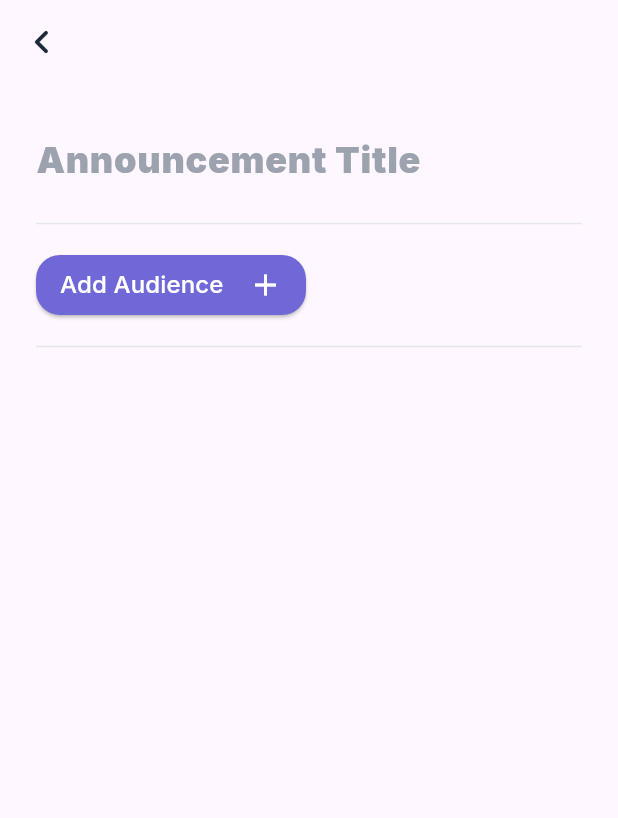
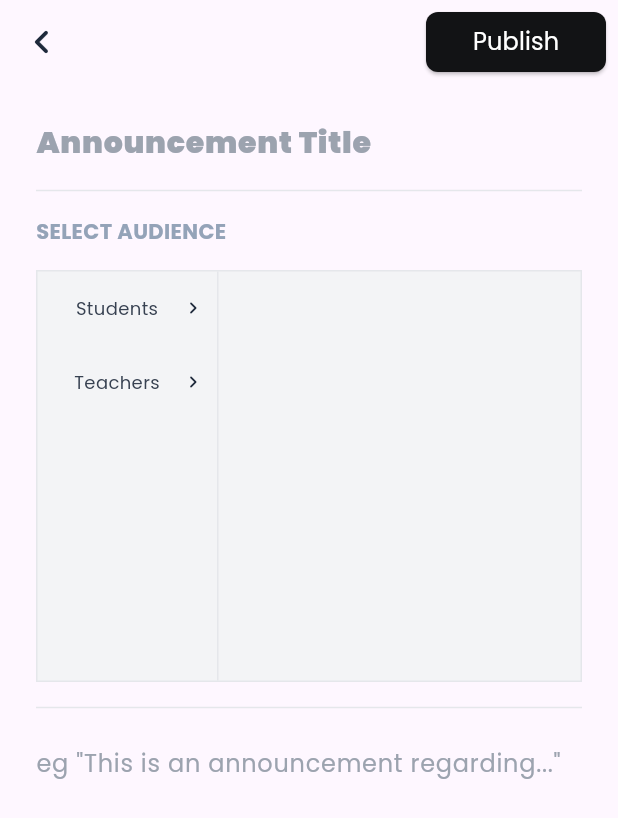
Before and after one commit to Aadv1k/Project_CampusPilot, a Flutter app: the screen it shows after launch, on a phone screen of 412 x 824 dp. Shown: the top 818 px of the screen. Run offline on Flutter 3.47's test engine with Material 3 defaults, Android fonts, the phone set to English and light mode, and no system bars; our stand-ins replace flutter_otp_text_field, flutter_secure_storage, google_fonts, jwt_decoder, mask_text_input_formatter.

Commit message:
Implement some of the announcement screen

```diff
--- a/app/lib/components/multilevel_selection_menu.dart
+++ b/app/lib/components/multilevel_selection_menu.dart
@@ -15,6 +15,54 @@ class MenuStructure {
   List<MenuStructure> children;
 }
 
+/*
+class MenuElement {
+  const MenuElement({
+    required this.id,
+    required this.label,
+  });
+
+  final String id;
+  final String label;
+
+  List<MenuElement> getChildrenOfElement(List<MenuElement> elements) {
+    return elements.where((elem) => elem.id.startsWith(this.id));
+  }
+
+}
+
+class MenuStructure {
+  MenuStructure({
+    required this.id,
+    required this.label,
+    this.children = const [],
+  });
+
+  String id;
+  String label ;
+  List<MenuStructure> children;
+}
+
+
+List<MenuElement> buildMenuElementTreeFromStructure(MenuStructure structure, String topLevelId) {`
+  List<MenuElement> builtElements = [];
+
+  final newId = "${topLevelId}.${structure.id}";
+
+  builElements.add(MenuElement(
+    id: newId,
+    label: structure.label
+  ))
+
+  for (var child in structure.children) {
+    builtElements.add(...buildMenuElementTreeFromStructure(child, newId));
+  }
+
+  return builtElements[];
+}
+*/
+
+/* TODO: rewrite to have a flat structure instead of a "nested" structure to simplify and make things better */
 class MenuElement {
   const MenuElement({
     required this.key,
@@ -51,6 +99,8 @@ class MultiLevelSelectionMenu extends StatefulWidget {
     this.menuColumnDecoration,
     this.menuBoxDecoration,
 
+    this.initiallyActiveKeys,
+
     this.height,
     this.width,
   });
@@ -66,6 +116,8 @@ class MultiLevelSelectionMenu extends StatefulWidget {
       bool noArrow,
       bool hasActiveChildren
     ) menuItemWidgetBuilder;
+
+  final List<String>? initiallyActiveKeys;
 
   final int hierarchyLevel;
   final double? height;
@@ -159,7 +211,9 @@ class _MultiLevelSelectionMenuState extends State<MultiLevelSelectionMenu> {
   Widget _buildMenuElementWidget(MenuElement element) {
     var children = getChildrenOfMenuElement(element);
     var hasChildren = children.isNotEmpty;
-    var isActive = activeMenuChildren.contains(element);
+
+    bool isActive = (widget.initiallyActiveKeys != null && widget.initiallyActiveKeys!.contains(element.key))
+        || activeMenuChildren.contains(element);
 
     onTapAction() {
       // If it has children, then it is a "level/sub-level" in this case
@@ -220,7 +274,7 @@ class _MultiLevelSelectionMenuState extends State<MultiLevelSelectionMenu> {
     }
 
       return widget.menuItemWidgetBuilder(
-        element.key,
+        element.value,
         onTapAction,
         onLongPressAction,
         isActive,
--- a/app/lib/components/scope_selector.dart
+++ b/app/lib/components/scope_selector.dart
@@ -28,97 +28,73 @@ enum TeacherDepartment {
   other,
 }
 
+
+/*
+
+students
+  -> standard
+  -> standard_division
+teachers
+  -> departments
+    -> Math
+    -> Science
+    -> PE
+*/
+
 final baseStructure = [
   MenuStructure(
-    value: "students",
+    value: "Students",
     key: "students",
     children: [
-      MenuStructure(value: StudentGrade.grade6.toString(), key: "students.6th_grade", children: [
-        MenuStructure(value: "6A", key: "students.6th_grade.6a", children: []),
-        MenuStructure(value: "6B", key: "students.6th_grade.6b", children: []),
-        MenuStructure(value: "6C", key: "students.6th_grade.6c", children: []),
-        MenuStructure(value: "6D", key: "students.6th_grade.6d", children: []),
-      ]),
-      MenuStructure(value: StudentGrade.grade7.toString(), key: "students.7th_grade", children: [
-        MenuStructure(value: "7A", key: "students.7th_grade.7a", children: []),
-        MenuStructure(value: "7B", key: "students.7th_grade.7b", children: []),
-        MenuStructure(value: "7C", key: "students.7th_grade.7c", children: []),
-        MenuStructure(value: "7D", key: "students.7th_grade.7d", children: []),
-      ]),
-      MenuStructure(value: StudentGrade.grade8.toString(), key: "students.8th_grade", children: [
-        MenuStructure(value: "8A", key: "students.8th_grade.8a", children: []),
-        MenuStructure(value: "8B", key: "students.8th_grade.8b", children: []),
-        MenuStructure(value: "8C", key: "students.8th_grade.8c", children: []),
-        MenuStructure(value: "8D", key: "students.8th_grade.8d", children: []),
-      ]),
-      MenuStructure(value: StudentGrade.grade9.toString(), key: "students.9th_grade", children: [
-        MenuStructure(value: "9A", key: "students.9th_grade.9a", children: []),
-        MenuStructure(value: "9B", key: "students.9th_grade.9b", children: []),
-        MenuStructure(value: "9C", key: "students.9th_grade.9c", children: []),
-        MenuStructure(value: "9D", key: "students.9th_grade.9d", children: []),
-      ]),
-      MenuStructure(value: StudentGrade.grade10.toString(), key: "students.10th_grade", children: [
-        MenuStructure(value: "10A", key: "students.10th_grade.10a", children: []),
-        MenuStructure(value: "10B", key: "students.10th_grade.10b", children: []),
-        MenuStructure(value: "10C", key: "students.10th_grade.10c", children: []),
-        MenuStructure(value: "10D", key: "students.10th_grade.10d", children: []),
-      ]),
-      MenuStructure(value: StudentGrade.grade11.toString(), key: "students.11th_grade", children: [
-        MenuStructure(value: "11A", key: "students.11th_grade.11a", children: []),
-        MenuStructure(value: "11B", key: "students.11th_grade.11b", children: []),
-        MenuStructure(value: "11C", key: "students.11th_grade.11c", children: []),
-        MenuStructure(value: "11D", key: "students.11th_grade.11d", children: []),
-      ]),
-      MenuStructure(value: StudentGrade.grade12.toString(), key: "students.12th_grade", children: [
-        MenuStructure(value: "12A", key: "students.12th_grade.12a", children: []),
-        MenuStructure(value: "12B", key: "students.12th_grade.12b", children: []),
-        MenuStructure(value: "12C", key: "students.12th_grade.12c", children: []),
-        MenuStructure(value: "12D", key: "students.12th_grade.12d", children: []),
+      MenuStructure(value: "6th", key: "students.standard.6", children: [
+        MenuStructure(value: "6A", key: "students.standard_division.6a", children: []),
+        MenuStructure(value: "6B", key: "students.standard_division.6b", children: []),
+        MenuStructure(value: "6C", key: "students.standard_division.6c", children: []),
+        MenuStructure(value: "6D", key: "students.standard_division.6d", children: []),
       ]),
     ],
   ),
   MenuStructure(
-    value: "teachers",
+    value: "Teachers",
     key: "teachers",
     children: [
-      MenuStructure(value: TeacherDepartment.maths.toString(), key: "teachers.maths_dept", children: []),
-      MenuStructure(value: TeacherDepartment.science.toString(), key: "teachers.science_dept", children: []),
-      MenuStructure(value: TeacherDepartment.infotech.toString(), key: "teachers.infotech_dept", children: []),
-      MenuStructure(value: TeacherDepartment.languages.toString(), key: "teachers.languages_dept", children: []),
-      MenuStructure(value: TeacherDepartment.history.toString(), key: "teachers.history_dept", children: []),
-      MenuStructure(value: TeacherDepartment.arts.toString(), key: "teachers.arts_dept", children: []),
-      MenuStructure(value: TeacherDepartment.physicalEducation.toString(), key: "teachers.physical_education_dept", children: []),
-      MenuStructure(value: TeacherDepartment.music.toString(), key: "teachers.music_dept", children: []),
-      MenuStructure(value: TeacherDepartment.geography.toString(), key: "teachers.geography_dept", children: []),
-      MenuStructure(value: TeacherDepartment.economics.toString(), key: "teachers.economics_dept", children: []),
-      MenuStructure(value: TeacherDepartment.other.toString(), key: "teachers.other_dept", children: []),
+      MenuStructure(value: "Departments", key: "teachers.department", children: [
+        MenuStructure(key: "teachers.department.maths", value: "Maths", children: []),
+        MenuStructure(key: "teachers.department.science", value: "Science", children: []),
+        MenuStructure(key: "teachers.department.infotech", value: "Infotech", children: []),
+        MenuStructure(key: "teachers.department.languages", value: "Languages", children: []),
+        MenuStructure(key: "teachers.department.history", value: "History", children: []),
+        MenuStructure(key: "teachers.department.arts", value: "Arts", children: []),
+        MenuStructure(key: "teachers.department.physical", value: "Physical", children: []),
+        MenuStructure(key: "teachers.department.music", value: "Music", children: []),
+        MenuStructure(key: "teachers.department.geography", value: "Geography", children: []),
+        MenuStructure(key: "teachers.department.economics", value: "Economics", children: []),
+        MenuStructure(key: "teachers.department.other", value: "Other", children: []),
+      ]),
     ],
   ),
 ];
 
-
-
-/* TODO: this function needs a lot of work */
 List<AnnouncementScope> serializeMenuElementsToScopeData(List<MenuElement> activeElements) {
   List<AnnouncementScope> announcementScopes = [];
 
+  List<String> addedParentId = [];
+
   for (var element in activeElements) {
     List<String> bits = element.key.split(".");
-    String scopeContext = bits[0];
-    String filterType = scopeContext == "students" ? "standard_division" : "department";
-    String filterContent = element.value;
 
-    announcementScopes.add(
-      AnnouncementScope(
-        scopeContext: scopeContext,
-        filterType: filterType,
-        filterContent: filterContent,
-      ),
-    );
+    if (addedParentId.contains(bits[0])) {
+      continue;
+    }
+
+    if (bits.length == 1) {
+      addedParentId.add(bits[0]);
+      announcementScopes.add(AnnouncementScope(scopeContext: bits[0]));
+    } else if (bits.length == 3) {
+      addedParentId.add(bits[1]);
+      announcementScopes.add(AnnouncementScope(scopeContext: bits[0], filterType:  bits[1], filterContent:  bits[2]));
+    }
   }
-
-
-
   return announcementScopes;
 }
 
@@ -126,19 +102,33 @@ List<AnnouncementScope> serializeMenuElementsToScopeData(List<MenuElement> activ
 class ScopeSelectorMenu extends StatelessWidget {
   final Function(List<AnnouncementScope>) onChange;
 
-  const ScopeSelectorMenu({required this.onChange, Key? key}) : super(key: key);
+  final List<AnnouncementScope>? defaultActive;
+
+  const ScopeSelectorMenu({this.defaultActive, required this.onChange, super.key});
 
   @override
   Widget build(BuildContext context) {
     return MultiLevelSelectionMenu(
       structure: baseStructure,
-      height: double.infinity,
+      initiallyActiveKeys: defaultActive != null
+        ? defaultActive!.map((elem) {
+            final parts = [
+              elem.scopeContext,
+              if (elem.filterType != null && elem.filterType!.isNotEmpty) elem.filterType,
+              if (elem.filterContent != null && elem.filterContent!.isNotEmpty) elem.filterContent,
+            ];
+            return parts.where((part) => part != null && part.isNotEmpty).join('.');
+          }).toList()
+        : [],
+
+
+      height: MediaQuery.sizeOf(context).height / 3,
       menuBoxDecoration: BoxDecoration(
-        color: Palette.gray50,
-        border: Border.all(color: Palette.gray100, width: 2),
+        color: Palette.gray100,
+        border: Border.all(color: Palette.gray200, width: 1),
       ),
       menuColumnDecoration: const BoxDecoration(
-        border: Border(right: BorderSide(color: Palette.gray100, width: 2)),
+        border: Border(right: BorderSide(color: Palette.gray200, width: 1)),
       ),
       onChange: (elements) {
         List<AnnouncementScope> scopes = serializeMenuElementsToScopeData(elements);
@@ -197,10 +187,10 @@ class ScopeSelectorItem extends StatelessWidget {
           ),
         ),
         padding: const EdgeInsets.only(
-          left: Spacing.sm,
-          right: Spacing.sm,
-          top: Spacing.lg,
-          bottom: Spacing.lg,
+          left: Spacing.xs,
+          right: Spacing.xs,
+          top: Spacing.md,
+          bottom: Spacing.md,
         ),
         child: Row(
           mainAxisAlignment: MainAxisAlignment.spaceBetween,
@@ -211,23 +201,13 @@ class ScopeSelectorItem extends StatelessWidget {
                 crossAxisAlignment: CrossAxisAlignment.center,
                 mainAxisAlignment: MainAxisAlignment.center,
                 children: [
-                  if (hasActiveChildren)
-                    Container(
-                      width: _dotSize,
-                      height: _dotSize,
-                      decoration: BoxDecoration(
-                        color: Colors.lightBlue.shade400,
-                        shape: BoxShape.circle,
-                      ),
-                      margin: const EdgeInsets.only(left: Spacing.xs),
-                    ),
                   const SizedBox(width: Spacing.xs),
                   Expanded(
                     child: Text(
                       text,
                       textAlign: TextAlign.center,
                       style: const TextStyle(
-                        fontSize: FontSize.sm,
+                        fontSize: FontSize.xs,
                         color: Palette.gray700,
                       ),
                     ),
@@ -236,11 +216,14 @@ class ScopeSelectorItem extends StatelessWidget {
               ),
             ),
             if (!noArrow)
-              const Icon(
-                Icons.chevron_right_rounded,
-                color: Palette.body,
-                size: Widths.xs,
-                grade: 1,
+              Container(
+                margin: const EdgeInsets.only(right: Spacing.xs),
+                child: const Icon(
+                  Icons.chevron_right_rounded,
+                  color: Palette.body,
+                  size: Widths.xs,
+                  grade: 1,
+                ),
               ),
           ],
         ),
--- a/app/lib/main.dart
+++ b/app/lib/main.dart
@@ -1,9 +1,12 @@
-import 'package:app/services/token_service.dart';
-import 'package:app/utils/colors.dart';
+import 'package:app/common/phone_number.dart';
+import 'package:app/models/announcement.dart';
+import 'package:app/models/user_model.dart';
 import 'package:app/views/announcement_create_view.dart';
 import 'package:app/views/announcement_list_view.dart';
+import 'package:app/views/announcement_readonly_view.dart';
+import 'package:app/views/otp_verify_view.dart';
+import 'package:flutter/material.dart';
 import 'package:app/views/login_view.dart';
-import 'package:flutter/material.dart';
 import 'package:google_fonts/google_fonts.dart';
 
 void main() {
@@ -13,34 +16,14 @@ void main() {
 class MyApp extends StatelessWidget {
   const MyApp({super.key});
 
-  Future<bool> _shouldShowLogin() async {
-    final String? token = await TokenService.getAccessToken();
-    if (token == null) return true;
-
-    return TokenService.tokenExpired(token) == false;
-  }
-
   @override
   Widget build(BuildContext context) {
-    return FutureBuilder(future: _shouldShowLogin(), builder: (context, snapshot) {
-      if (snapshot.connectionState == ConnectionState.done) {
-        return MaterialApp(
-          title: "Project CampusPilot",
-          theme: ThemeData(brightness: Brightness.light,
-          buttonTheme: ButtonThemeData(
-            splashColor: Palette.slate950,
-            highlightColor: Palette.slate950.withOpacity(0.8)
-          ),
-          )
-              .copyWith(textTheme: GoogleFonts.interTextTheme()),
-          home: const AnnouncementCreateView(),
-          debugShowCheckedModeBanner: true,
-        );
-      }
-
-      return const MaterialApp(home: Scaffold(body: CircularProgressIndicator()));
-
-    });
-
+    return MaterialApp(
+      title: "Project CampusPilot",
+      theme: ThemeData(brightness: Brightness.light)
+          .copyWith(textTheme: GoogleFonts.poppinsTextTheme()),
+      home: const AnnouncementCreateView(),
+      debugShowCheckedModeBanner: true,
+    );
   }
 }
--- a/app/lib/models/announcement.dart
+++ b/app/lib/models/announcement.dart
@@ -12,13 +12,13 @@ class Announcement {
 
 class AnnouncementScope {
   final String scopeContext;
-  final String filterType;
-  final String filterContent;
+  final String? filterType;
+  final String? filterContent;
 
   AnnouncementScope({
     required this.scopeContext,
-    required this.filterType,
-    required this.filterContent,
+    this.filterType,
+    this.filterContent,
   });
 
   factory AnnouncementScope.fromJson(Map<String, dynamic> json) {
--- a/app/lib/views/announcement_create_view.dart
+++ b/app/lib/views/announcement_create_view.dart
@@ -110,6 +110,12 @@ class _AnnouncementCreateViewState extends State<AnnouncementCreateView> {
             Navigator.pop(context);
           },
         ),
+        actions: [
+          Padding(
+            padding: const EdgeInsets.only(right: Spacing.sm),
+            child: PrimaryButton(height: 40, width: 120, text: "Publish", onPressed: () { print("done"); },),
+          )
+        ],
       ),
       body: Column(
         mainAxisAlignment: MainAxisAlignment.start,
@@ -124,14 +130,31 @@ class _AnnouncementCreateViewState extends State<AnnouncementCreateView> {
                   maxLines: null,
                   controller: _titleController,
                   decoration: const InputDecoration(
+                    isDense: true,
+                    contentPadding: EdgeInsets.zero,
                     border: InputBorder.none,
-                    hintStyle: TextStyle(fontSize: FontSize.xl, color: Palette.gray400, fontWeight: FontWeight.w900),
+                    hintStyle: TextStyle(fontSize: FontSize.lg, color: Palette.gray400, fontWeight: FontWeight.w900),
                     hintText: "Announcement Title"
                   ),
-                  style: const TextStyle(fontSize: FontSize.xl, color: Palette.heading, fontWeight: FontWeight.w900)
+                  style: const TextStyle(fontSize: FontSize.lg, color: Palette.heading, fontWeight: FontWeight.w900)
                 ),
                 const SizedBox(height: Spacing.md),
                 const Divider(height: 2.0, color: Palette.gray200),
+                const SizedBox(height: Spacing.md),
+                const Text("SELECT AUDIENCE",
+                    style: TextStyle(
+                        color: Palette.subtitle,
+                        fontSize: FontSize.sm,
+                        fontWeight: FontWeight.bold)),
+                const SizedBox(height: Spacing.md),
+                ScopeSelectorMenu(
+                    onChange: (data) {
+                      setState(() {
+                        _announcementScopes = data;
+                      });
+                    },
+                  ),
+
                 const SizedBox(height: Spacing.md),
                 if (teacherScopes.isNotEmpty)
                   ScopeSection(
@@ -144,33 +167,27 @@ class _AnnouncementCreateViewState extends State<AnnouncementCreateView> {
                     scopes: studentScopes,
                   ),
                 (teacherScopes.isNotEmpty || studentScopes.isNotEmpty ? SizedBox(height: Spacing.md) : SizedBox.shrink()),
-                SizedBox(
-                  width: 180,
-                  child: ElevatedButton(
-                    onPressed: () { _showScopeSelectionSheet(context); },
-                    style: ButtonStyle(
-                      backgroundColor: const WidgetStatePropertyAll(Palette.secondary),
-                      padding: const WidgetStatePropertyAll( EdgeInsets.symmetric(vertical: Spacing.xs, horizontal: Spacing.md)),
-                      shape: WidgetStatePropertyAll(RoundedRectangleBorder(
-                        borderRadius: BorderRadius.circular(Radii.lg),
-                      ))
-                    ),
-                    child: const Row(
-                      mainAxisAlignment: MainAxisAlignment.center,
-                      children: [
-                        Text("Add Audience", style: TextStyle(color: Palette.white, fontSize: FontSize.base)),
-                        SizedBox(width: Spacing.md),
-                        Icon(Icons.add, color: Palette.white, size: Widths.sm),
-                      ]
-                    ),
-                  )
-                ),
-                const SizedBox(height: Spacing.md),
                 const Divider(height: 2.0, color: Palette.gray200),
-                const SizedBox(height: Spacing.md),
               ],
             ),
-          )
+          ),
+
+                const Padding(
+                  padding: EdgeInsets.symmetric(horizontal: Spacing.lg),
+                  child: TextField(
+                    maxLines: null,
+                    decoration: InputDecoration(
+                      isDense: true,
+                      contentPadding: EdgeInsets.zero,
+                      border: InputBorder.none,
+                      hintText: "eg \"This is an announcement regarding...\"",
+                      hintStyle: TextStyle(fontSize: FontSize.base, color: Palette.gray400),
+                    ),
+                    style: TextStyle(fontSize: FontSize.base, color: Palette.body)
+                  ),
+                ),
+
+
         ],
       ),
     );
@@ -196,7 +213,8 @@ class ScopeSection extends StatelessWidget {
           runSpacing: Spacing.sm,
           children: scopes.map((scope) {
             return CustomChip(
-              text: scope.filterContent,
+              trailingIcon: const Icon(Icons.close, size: Widths.xs, color: Colors.black),
+              text: scope.filterContent ?? scope.scopeContext,
               variant: ChipVariant.filled,
               color: Palette.bgSecondary,
               textColor: Colors.black,
```
Also changed, not shown: app/flutter_01.png (added).
